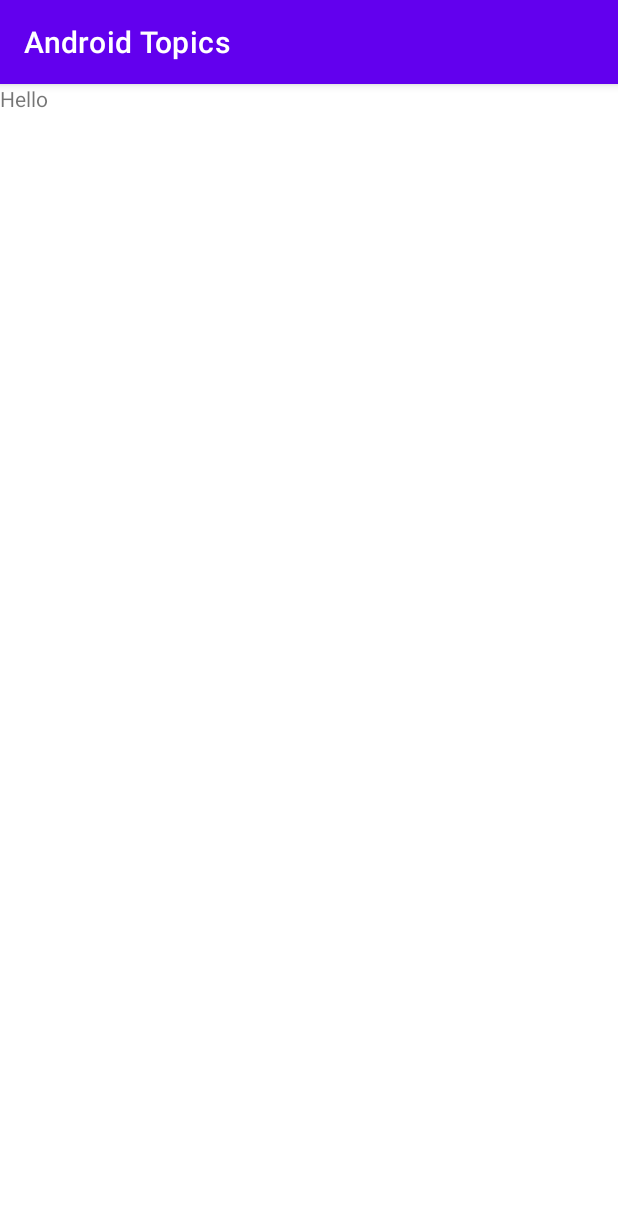
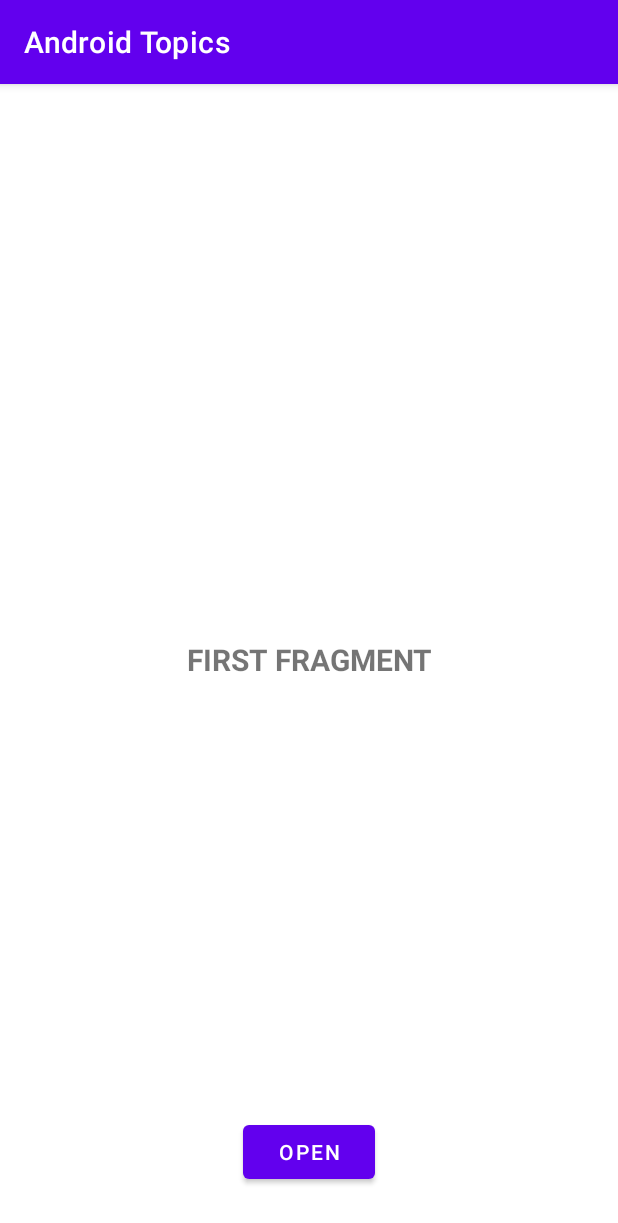
Before and after one commit to AKasparavicius/AndroidTopics, an Android app: the fragment FirstFragment shown on its own in the app's theme, on a phone screen of 412 x 824 dp. Shown: the top 1223 px of the screen. Run offline under Robolectric (Android 15) with nearby library versions, the phone set to English and light mode, and no system bars.

```diff
--- a/app/build.gradle
+++ b/app/build.gradle
@@ -31,6 +31,10 @@ android {
     kotlinOptions {
         jvmTarget = '1.8'
     }
+    buildFeatures {
+        viewBinding true
+        dataBinding true
+    }
 }
 
 dependencies {
--- a/app/src/main/java/lt/arnas/androidtopics/common/FragmentLifecyclesPresentation.kt
+++ /dev/null
@@ -1,102 +0,0 @@
-package lt.vcs.demoapp.common
-
-import android.os.Bundle
-import android.util.Log
-import android.view.LayoutInflater
-import android.view.View
-import android.view.ViewGroup
-import androidx.fragment.app.Fragment
-
-open class FragmentLifecyclesPresentation : Fragment() {
-
-    /**
-     * UPWARD STATE TRANSITIONS
-     * CREATED
-     */
-
-    override fun onCreate(savedInstanceState: Bundle?) {
-        super.onCreate(savedInstanceState)
-        logInfo("onCreate")
-    }
-
-    override fun onCreateView(
-        inflater: LayoutInflater,
-        container: ViewGroup?,
-        savedInstanceState: Bundle?
-    ): View? {
-        logInfo("onCreateView")
-        return super.onCreateView(inflater, container, savedInstanceState)
-    }
-
-    override fun onViewCreated(view: View, savedInstanceState: Bundle?) {
-        super.onViewCreated(view, savedInstanceState)
-        logInfo("onViewCreated")
-    }
-
-    override fun onViewStateRestored(savedInstanceState: Bundle?) {
-        super.onViewStateRestored(savedInstanceState)
-        logInfo("onViewStateRestored")
-    }
-
-    /**
-     * UPWARD STATE TRANSITIONS
-     * STARTED
-     */
-
-    override fun onStart() {
-        super.onStart()
-        logInfo("onStart")
-    }
-
-    /**
-     * UPWARD STATE TRANSITIONS
-     * RESUME
-     */
-
-    override fun onResume() {
-        super.onResume()
-        logInfo("onResume")
-    }
-
-    /**
-     * DOWNWARD STATE TRANSITIONS
-     */
-
-    override fun onPause() {
-        super.onPause()
-        logInfo("onPause")
-    }
-
-    override fun onStop() {
-        super.onStop()
-        logInfo("onStop")
-    }
-
-    override fun onSaveInstanceState(outState: Bundle) {
-        super.onSaveInstanceState(outState)
-        logInfo("onSaveInstanceState")
-    }
-
-    override fun onDestroyView() {
-        super.onDestroyView()
-        logInfo("onDestroyView")
-    }
-
-    override fun onDestroy() {
-        super.onDestroy()
-        logInfo("onDestroy")
-    }
-
-    fun logInfo(actionName: String, tagName: String = "my_log_msg_" + this.tag) {
-        val message =
-            """
-                **************************
-                * ${this.tag}
-                * ${this.host}
-                * $actionName
-                **************************
-            """.trimIndent()
-
-        Log.i(tagName, message)
-    }
-}
--- a/app/src/main/java/lt/arnas/androidtopics/common/MainActivity.kt
+++ b/app/src/main/java/lt/arnas/androidtopics/common/MainActivity.kt
@@ -1,11 +1,10 @@
 package lt.arnas.androidtopics.common
 
+import android.os.Bundle
 import androidx.appcompat.app.AppCompatActivity
-import android.os.Bundle
 import lt.arnas.androidtopics.R
-import lt.vcs.demoapp.ActivityLifecyclesPresentation
 
-class MainActivity : ActivityLifecyclesPresentation() {
+class MainActivity : AppCompatActivity() {
     override fun onCreate(savedInstanceState: Bundle?) {
         super.onCreate(savedInstanceState)
         setContentView(R.layout.activity_main)
--- a/app/src/main/java/lt/arnas/androidtopics/first_fragment/FirstFragment.kt
+++ b/app/src/main/java/lt/arnas/androidtopics/first_fragment/FirstFragment.kt
@@ -4,24 +4,30 @@ import android.os.Bundle
 import android.view.LayoutInflater
 import android.view.View
 import android.view.ViewGroup
+import androidx.appcompat.app.AppCompatActivity
+import androidx.fragment.app.Fragment
+import androidx.fragment.app.viewModels
 import lt.arnas.androidtopics.R
-import lt.vcs.demoapp.common.FragmentLifecyclesPresentation
+import lt.arnas.androidtopics.databinding.FragmentFirstBinding
 
-class FirstFragment : FragmentLifecyclesPresentation() {
+class FirstFragment : Fragment() {
 
 
     private val viewModel: FirstFragmentViewModel by viewModels()
-
-
-    private lateinit var viewModel: FirstFragmentViewModel
+    private var _binding: FragmentFirstBinding ? = null
+    private val binding get() = _binding!!
 
     override fun onCreateView(
         inflater: LayoutInflater, container: ViewGroup?,
         savedInstanceState: Bundle?
-    ): View? {
-        return inflater.inflate(R.layout.fragment_first, container, false)
+    ): View {
+        _binding = FragmentFirstBinding.inflate(inflater, container, false)
+        return binding.root
     }
 
+    override fun onDestroy() {
+        super.onDestroy()
+    }
 
     companion object {
 
--- a/app/src/main/res/layout/fragment_first.xml
+++ b/app/src/main/res/layout/fragment_first.xml
@@ -6,8 +6,24 @@
     tools:context=".first_fragment.FirstFragment">
 
     <TextView
-        android:layout_width="match_parent"
-        android:layout_height="match_parent"
-        android:text="Hello" />
+        android:id="@+id/textView"
+        android:layout_width="wrap_content"
+        android:layout_height="wrap_content"
+        android:layout_gravity="center"
+        android:gravity="center"
+        android:textSize="20sp"
+        android:textStyle="bold"
+        android:text="FIRST FRAGMENT" />
+
+    <Button
+        android:layout_width="wrap_content"
+        android:layout_height="wrap_content"
+        android:text="open"
+        android:id="@+id/openButton"
+        android:layout_gravity="center|bottom"
+        android:layout_marginBottom="32dp"
+        />
+
+
 
 </FrameLayout>
```
Also changed, not shown: app/src/main/java/lt/arnas/androidtopics/common/ActivityLifecyclesPresentation.kt (deleted, +0 -66 lines), app/src/main/java/lt/arnas/androidtopics/second_fragment/SecondFragment.kt (+13 -7 lines), app/src/main/res/layout/fragment_second.xml (+8 -3 lines).
